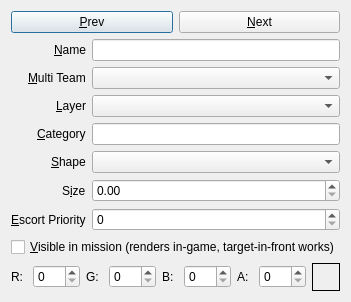
Qt form qtfred/ui/CoordinatePointEditorDialog.ui (MjnMixael/fs2open.github.com) before a commit.
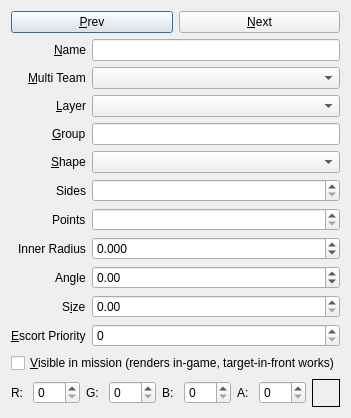
The same form after that commit.

What changed in the file:
```diff
--- a/qtfred/ui/CoordinatePointEditorDialog.ui
+++ b/qtfred/ui/CoordinatePointEditorDialog.ui
@@ -104,7 +104,7 @@
        <item row="4" column="0">
         <widget class="QLabel" name="categoryLabel">
          <property name="text">
-          <string>&amp;Category</string>
+          <string>&amp;Group</string>
          </property>
          <property name="buddy">
           <cstring>categoryEdit</cstring>
@@ -135,6 +135,119 @@
         </widget>
        </item>
        <item row="6" column="0">
+        <widget class="QLabel" name="sidesLabel">
+         <property name="text">
+          <string>Sides</string>
+         </property>
+         <property name="toolTip">
+          <string>Number of sides for an NGon shape. Only relevant when Shape is NGon.</string>
+         </property>
+         <property name="buddy">
+          <cstring>sidesSpinBox</cstring>
+         </property>
+        </widget>
+       </item>
+       <item row="6" column="1">
+        <widget class="QSpinBox" name="sidesSpinBox">
+         <property name="minimum">
+          <number>2</number>
+         </property>
+         <property name="maximum">
+          <number>32</number>
+         </property>
+         <property name="specialValueText">
+          <string notr="true"> </string>
+         </property>
+        </widget>
+       </item>
+       <item row="7" column="0">
+        <widget class="QLabel" name="pointsLabel">
+         <property name="text">
+          <string>Points</string>
+         </property>
+         <property name="toolTip">
+          <string>Number of points for a Star shape. Only relevant when Shape is Star.</string>
+         </property>
+         <property name="buddy">
+          <cstring>pointsSpinBox</cstring>
+         </property>
+        </widget>
+       </item>
+       <item row="7" column="1">
+        <widget class="QSpinBox" name="pointsSpinBox">
+         <property name="minimum">
+          <number>2</number>
+         </property>
+         <property name="maximum">
+          <number>32</number>
+         </property>
+         <property name="specialValueText">
+          <string notr="true"> </string>
+         </property>
+        </widget>
+       </item>
+       <item row="8" column="0">
+        <widget class="QLabel" name="innerRadiusLabel">
+         <property name="text">
+          <string>Inner Radius</string>
+         </property>
+         <property name="toolTip">
+          <string>Inner-vertex radius for a Star shape, as a fraction of the outer radius. Only relevant when Shape is Star.</string>
+         </property>
+         <property name="buddy">
+          <cstring>innerRadiusSpinBox</cstring>
+         </property>
+        </widget>
+       </item>
+       <item row="8" column="1">
+        <widget class="QDoubleSpinBox" name="innerRadiusSpinBox">
+         <property name="decimals">
+          <number>3</number>
+         </property>
+         <property name="minimum">
+          <double>-0.010000000000000</double>
+         </property>
+         <property name="maximum">
+          <double>0.950000000000000</double>
+         </property>
+         <property name="singleStep">
+          <double>0.050000000000000</double>
+         </property>
+         <property name="specialValueText">
+          <string notr="true"> </string>
+         </property>
+        </widget>
+       </item>
+       <item row="9" column="0">
+        <widget class="QLabel" name="angleLabel">
+         <property name="text">
+          <string>Angle</string>
+         </property>
+         <property name="toolTip">
+          <string>In-plane rotation in degrees applied to the shape.</string>
+         </property>
+         <property name="buddy">
+          <cstring>angleSpinBox</cstring>
+         </property>
+        </widget>
+       </item>
+       <item row="9" column="1">
+        <widget class="QDoubleSpinBox" name="angleSpinBox">
+         <property name="decimals">
+          <number>2</number>
+         </property>
+         <property name="minimum">
+          <double>-360.000000000000000</double>
+         </property>
+         <property name="maximum">
+          <double>360.000000000000000</double>
+         </property>
+         <property name="singleStep">
+          <double>5.000000000000000</double>
+         </property>
+        </widget>
+       </item>
+       <item row="10" column="0">
         <widget class="QLabel" name="sizeLabel">
          <property name="text">
           <string>S&amp;ize</string>
@@ -144,14 +257,14 @@
          </property>
         </widget>
        </item>
-       <item row="6" column="1">
+       <item row="10" column="1">
         <widget class="QDoubleSpinBox" name="sizeSpinBox">
          <property name="decimals">
           <number>2</number>
          </property>
         </widget>
        </item>
-       <item row="7" column="0">
+       <item row="11" column="0">
         <widget class="QLabel" name="escortPriorityLabel">
          <property name="text">
           <string>&amp;Escort Priority</string>
@@ -161,21 +274,21 @@
          </property>
         </widget>
        </item>
-       <item row="7" column="1">
+       <item row="11" column="1">
         <widget class="QSpinBox" name="escortPrioritySpinBox">
          <property name="maximum">
           <number>9999</number>
          </property>
         </widget>
        </item>
-       <item row="8" column="0" colspan="2">
+       <item row="12" column="0" colspan="2">
         <widget class="QCheckBox" name="visibleInMissionCheck">
          <property name="text">
           <string>&amp;Visible in mission (renders in-game, target-in-front works)</string>
          </property>
         </widget>
        </item>
-       <item row="9" column="0" colspan="2">
+       <item row="13" column="0" colspan="2">
         <layout class="QHBoxLayout" name="colorLayout">
          <item>
           <widget class="QLabel" name="colorRLabel">
```
Left out of the diff: 6 changed lines with no effect on the pictures.
